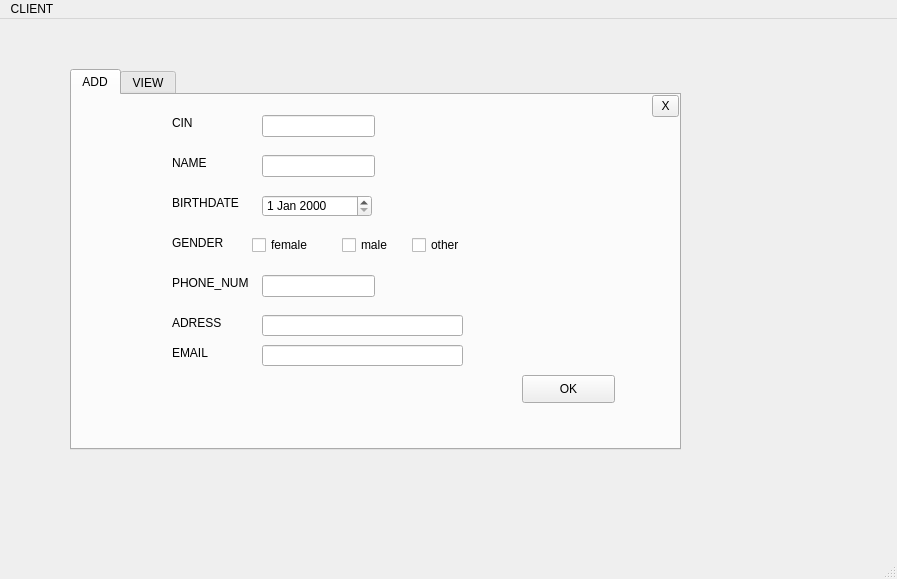
The window that mainwindow.ui (Meulonn/Portal) describes before a commit, drawn with Qt 5.
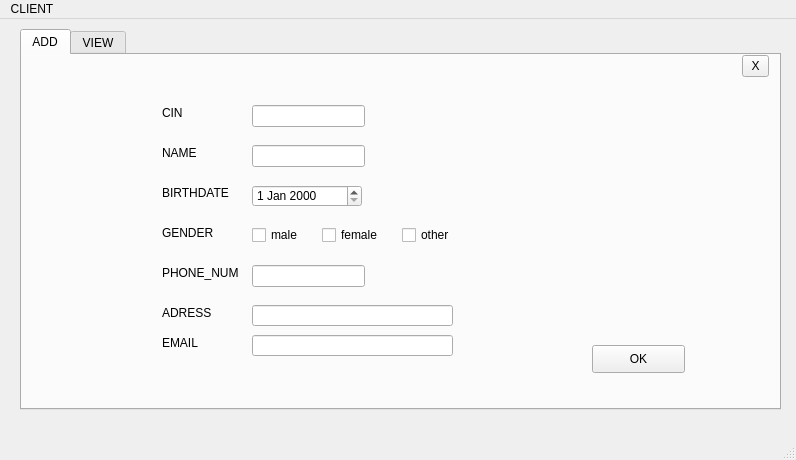
The same window after the commit. The open tabs and pages were chosen to show the change.

```diff
--- a/mainwindow.ui
+++ b/mainwindow.ui
@@ -6,8 +6,8 @@
    <rect>
     <x>0</x>
     <y>0</y>
-    <width>897</width>
-    <height>579</height>
+    <width>796</width>
+    <height>460</height>
    </rect>
   </property>
   <property name="cursor">
@@ -20,9 +20,9 @@
    <widget class="QTabWidget" name="tabWidget">
     <property name="geometry">
      <rect>
-      <x>70</x>
-      <y>50</y>
-      <width>611</width>
+      <x>20</x>
+      <y>10</y>
+      <width>761</width>
       <height>381</height>
      </rect>
     </property>
@@ -39,8 +39,8 @@
       </property>
       <property name="geometry">
        <rect>
-        <x>340</x>
-        <y>140</y>
+        <x>380</x>
+        <y>170</y>
         <width>83</width>
         <height>20</height>
        </rect>
@@ -52,8 +52,8 @@
      <widget class="QLabel" name="label_5">
       <property name="geometry">
        <rect>
-        <x>100</x>
-        <y>220</y>
+        <x>140</x>
+        <y>250</y>
         <width>56</width>
         <height>16</height>
        </rect>
@@ -68,9 +68,9 @@
       </property>
       <property name="geometry">
        <rect>
-        <x>180</x>
-        <y>140</y>
-        <width>83</width>
+        <x>300</x>
+        <y>170</y>
+        <width>71</width>
         <height>20</height>
        </rect>
       </property>
@@ -81,8 +81,8 @@
      <widget class="QLabel" name="label_4">
       <property name="geometry">
        <rect>
-        <x>100</x>
-        <y>250</y>
+        <x>140</x>
+        <y>280</y>
         <width>56</width>
         <height>16</height>
        </rect>
@@ -94,8 +94,8 @@
      <widget class="QLabel" name="label_3">
       <property name="geometry">
        <rect>
-        <x>100</x>
-        <y>100</y>
+        <x>140</x>
+        <y>130</y>
         <width>71</width>
         <height>16</height>
        </rect>
@@ -107,8 +107,8 @@
      <widget class="QLineEdit" name="lineEdit_cin">
       <property name="geometry">
        <rect>
-        <x>190</x>
-        <y>20</y>
+        <x>230</x>
+        <y>50</y>
         <width>113</width>
         <height>22</height>
        </rect>
@@ -117,8 +117,8 @@
      <widget class="QLineEdit" name="lineEdit_name">
       <property name="geometry">
        <rect>
-        <x>190</x>
-        <y>60</y>
+        <x>230</x>
+        <y>90</y>
         <width>113</width>
         <height>22</height>
        </rect>
@@ -127,8 +127,8 @@
      <widget class="QDateEdit" name="dateEdit">
       <property name="geometry">
        <rect>
-        <x>190</x>
-        <y>100</y>
+        <x>230</x>
+        <y>130</y>
         <width>110</width>
         <height>22</height>
        </rect>
@@ -137,8 +137,8 @@
      <widget class="QLabel" name="label_6">
       <property name="geometry">
        <rect>
-        <x>100</x>
-        <y>140</y>
+        <x>140</x>
+        <y>170</y>
         <width>56</width>
         <height>16</height>
        </rect>
@@ -150,8 +150,8 @@
      <widget class="QLineEdit" name="lineEdit_email">
       <property name="geometry">
        <rect>
-        <x>190</x>
-        <y>250</y>
+        <x>230</x>
+        <y>280</y>
         <width>201</width>
         <height>21</height>
        </rect>
@@ -160,9 +160,9 @@
      <widget class="QCheckBox" name="male">
       <property name="geometry">
        <rect>
-        <x>270</x>
-        <y>140</y>
-        <width>83</width>
+        <x>230</x>
+        <y>170</y>
+        <width>61</width>
         <height>20</height>
        </rect>
       </property>
@@ -173,8 +173,8 @@
      <widget class="QLabel" name="label">
       <property name="geometry">
        <rect>
-        <x>100</x>
-        <y>20</y>
+        <x>140</x>
+        <y>50</y>
         <width>56</width>
         <height>16</height>
        </rect>
@@ -186,8 +186,8 @@
      <widget class="QLabel" name="label_2">
       <property name="geometry">
        <rect>
-        <x>100</x>
-        <y>60</y>
+        <x>140</x>
+        <y>90</y>
         <width>56</width>
         <height>16</height>
        </rect>
@@ -199,8 +199,8 @@
      <widget class="QLineEdit" name="lineEdit_adress">
       <property name="geometry">
        <rect>
-        <x>190</x>
-        <y>220</y>
+        <x>230</x>
+        <y>250</y>
         <width>201</width>
         <height>21</height>
        </rect>
@@ -209,8 +209,8 @@
      <widget class="QPushButton" name="pushButton">
       <property name="geometry">
        <rect>
-        <x>450</x>
-        <y>280</y>
+        <x>570</x>
+        <y>290</y>
         <width>93</width>
         <height>28</height>
        </rect>
@@ -222,7 +222,7 @@
      <widget class="QToolButton" name="toolButton_2">
       <property name="geometry">
        <rect>
-        <x>580</x>
+        <x>720</x>
         <y>0</y>
         <width>27</width>
         <height>22</height>
@@ -235,8 +235,8 @@
      <widget class="QLabel" name="label_8">
       <property name="geometry">
        <rect>
-        <x>100</x>
-        <y>180</y>
+        <x>140</x>
+        <y>210</y>
         <width>81</width>
         <height>16</height>
        </rect>
@@ -248,8 +248,8 @@
      <widget class="QLineEdit" name="lineEdit_num">
       <property name="geometry">
        <rect>
-        <x>190</x>
-        <y>180</y>
+        <x>230</x>
+        <y>210</y>
         <width>113</width>
         <height>22</height>
        </rect>
@@ -514,7 +514,7 @@
     <rect>
      <x>0</x>
      <y>0</y>
-     <width>897</width>
+     <width>796</width>
      <height>26</height>
     </rect>
    </property>
```
Left out of the diff: 26 changed lines with no effect on the pictures.
